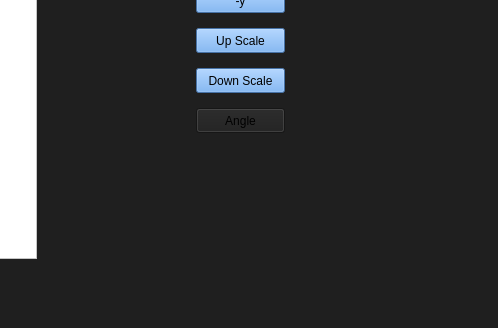
Old version of the form mainwindow.ui in the repository jowjow22/computer-graphics-project; both pictures show x 514 to 1012 and y 222 to 550 of the 1012 by 550 pixel window.
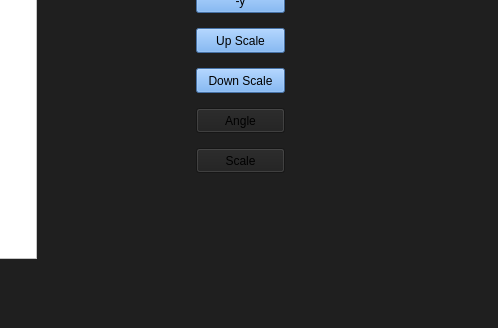
New version of the form. Custom widgets are drawn as their Qt base class.

The edit to the form file:
```diff
--- a/mainwindow.ui
+++ b/mainwindow.ui
@@ -151,6 +151,19 @@
      <string>Angle</string>
     </property>
    </widget>
+   <widget class="QPushButton" name="pushButton_8">
+    <property name="geometry">
+     <rect>
+      <x>710</x>
+      <y>370</y>
+      <width>89</width>
+      <height>25</height>
+     </rect>
+    </property>
+    <property name="text">
+     <string>Scale</string>
+    </property>
+   </widget>
   </widget>
   <widget class="QMenuBar" name="menubar">
    <property name="geometry">
```
Left out of the diff: 18 changed lines with no effect on the pictures.
